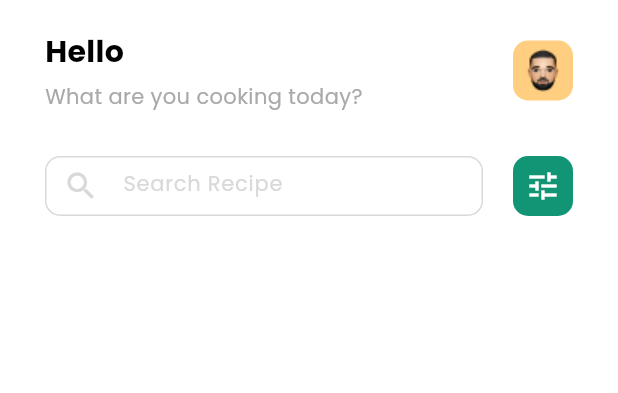
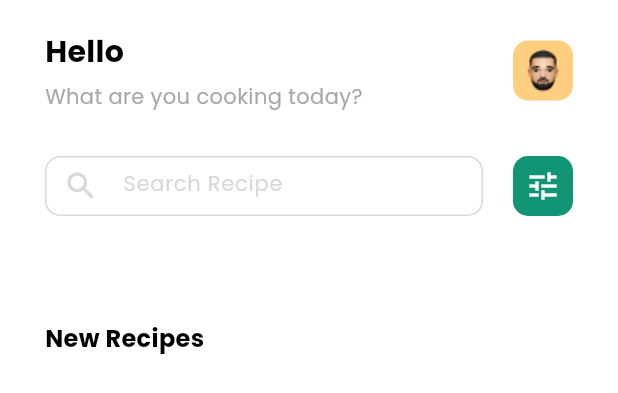
Before and after one commit to cowaymcnc4003/flutterRecipeAppCourse, a Flutter app: the HomeScreen widget shown alone on an empty page, opened directly with empty values, on a phone screen of 412 x 824 dp. Shown: the top 393 px of the screen. Run offline on Flutter 3.47's test engine with Material 3 defaults, Android fonts, the phone set to English and light mode, and no system bars; our stand-ins replace freezed_annotation, get_it, go_router; missing offline and left inert: dart:ffi; generated files the repository leaves out were written again; network calls fail.

Commit message:
homeScreen

```diff
--- /dev/null
+++ b/lib/core/domain/error/error.dart
@@ -0,0 +1,3 @@
+abstract interface class Error {
+
+}
--- /dev/null
+++ b/lib/domain/use_case/get_new_recipes_use_case.dart
@@ -0,0 +1,29 @@
+import 'package:flutter_recipe_app_course/core/domain/error/result.dart';
+import 'package:flutter_recipe_app_course/domain/error/new_recipe_error.dart';
+import 'package:flutter_recipe_app_course/domain/model/recipe.dart';
+import 'package:flutter_recipe_app_course/domain/repository/recipe_repository.dart';
+
+class GetNewRecipesUseCase {
+  final RecipeRepository _recipeRepository;
+
+  const GetNewRecipesUseCase({
+    required RecipeRepository recipeRepository,
+  }) : _recipeRepository = recipeRepository;
+
+  Future<Result<List<Recipe>, NewRecipeError>> execute() async {
+    try {
+      final recipes = await _recipeRepository.getRecipes();
+
+      if (recipes.isEmpty) {
+        return Result.error(NewRecipeError.noRecipe);
+      }
+
+      if (recipes.any((e) => e.category.isEmpty)) {
+        return Result.error(NewRecipeError.invalidCategory);
+      }
+      return Result.success(recipes.take(5).toList());
+    } catch (e) {
+      return Result.error(NewRecipeError.unknown);
+    }
+  }
+}
--- a/lib/presentation/home/home_state.dart
+++ b/lib/presentation/home/home_state.dart
@@ -11,11 +11,13 @@ class HomeState with _$HomeState {
   final String selectedCategory;
   final List<String> categorys;
   final List<Recipe> dishes;
+  final List<Recipe> newRecipes;
 
   const HomeState({
     this.selectedCategory = 'All',
     this.categorys = const [],
     this.dishes = const [],
+    this.newRecipes = const [],
   });
 
   factory HomeState.fromJson(Map<String, dynamic> json) =>
--- a/lib/presentation/home/screen/home_screen.dart
+++ b/lib/presentation/home/screen/home_screen.dart
@@ -1,6 +1,7 @@
 // ignore_for_file: public_member_api_docs, sort_constructors_first
 import 'package:flutter/material.dart';
 import 'package:flutter_recipe_app_course/core/presentation/components/dish_card.dart';
+import 'package:flutter_recipe_app_course/core/presentation/components/new_recipe_card.dart';
 import 'package:flutter_recipe_app_course/core/presentation/components/recipe_category_selector.dart';
 
 import 'package:flutter_recipe_app_course/core/presentation/components/search_input_filed.dart';
@@ -24,7 +25,9 @@ class HomeScreen extends StatelessWidget {
   @override
   Widget build(BuildContext context) {
     return SafeArea(
+      child: SingleChildScrollView(
         child: Column(
+          crossAxisAlignment: CrossAxisAlignment.start,
           children: [
             Padding(
               padding: const EdgeInsets.symmetric(horizontal: 30),
@@ -124,8 +127,40 @@ class HomeScreen extends StatelessWidget {
                       .toList(),
                 ),
               ),
+            ),
+            const SizedBox(
+              height: 20,
+            ),
+            Padding(
+              padding: const EdgeInsets.only(left: 30),
+              child: Column(
+                crossAxisAlignment: CrossAxisAlignment.start,
+                children: [
+                  const Text(
+                    'New Recipes',
+                    style: TextStyles.normalTextBold,
+                  ),
+                  const SizedBox(
+                    height: 5,
+                  ),
+                  SingleChildScrollView(
+                    scrollDirection: Axis.horizontal,
+                    child: Row(
+                      children: state.newRecipes
+                          .map((e) => Padding(
+                                padding: const EdgeInsets.only(right: 15),
+                                child: NewRecipeCard(
+                                  recipe: e,
+                                ),
+                              ))
+                          .toList(),
+                    ),
                   )
                 ],
+              ),
+            ),
+          ],
+        ),
       ),
     );
   }
```
Also changed, not shown: lib/core/di/di_setup.dart (+9 -1 lines), lib/core/domain/error/network_error.dart (added, +18 -0 lines), lib/core/domain/error/result.dart (added, +10 -0 lines), lib/core/presentation/components/new_recipe_card.dart (added, +125 -0 lines), lib/data/repository/error_mock_recipe_repository_impl.dart (added, +25 -0 lines), lib/domain/error/new_recipe_error.dart (added, +7 -0 lines), lib/domain/use_case/get_categories_use_case.dart (+13 -3 lines), lib/presentation/home/home_view_model.dart (+57 -8 lines), lib/presentation/home/screen/home_root.dart (+32 -1 lines), lib/presentation/home/home_state.g.dart, 4 other files. Lines whose indentation alone changed are shown as unchanged.
